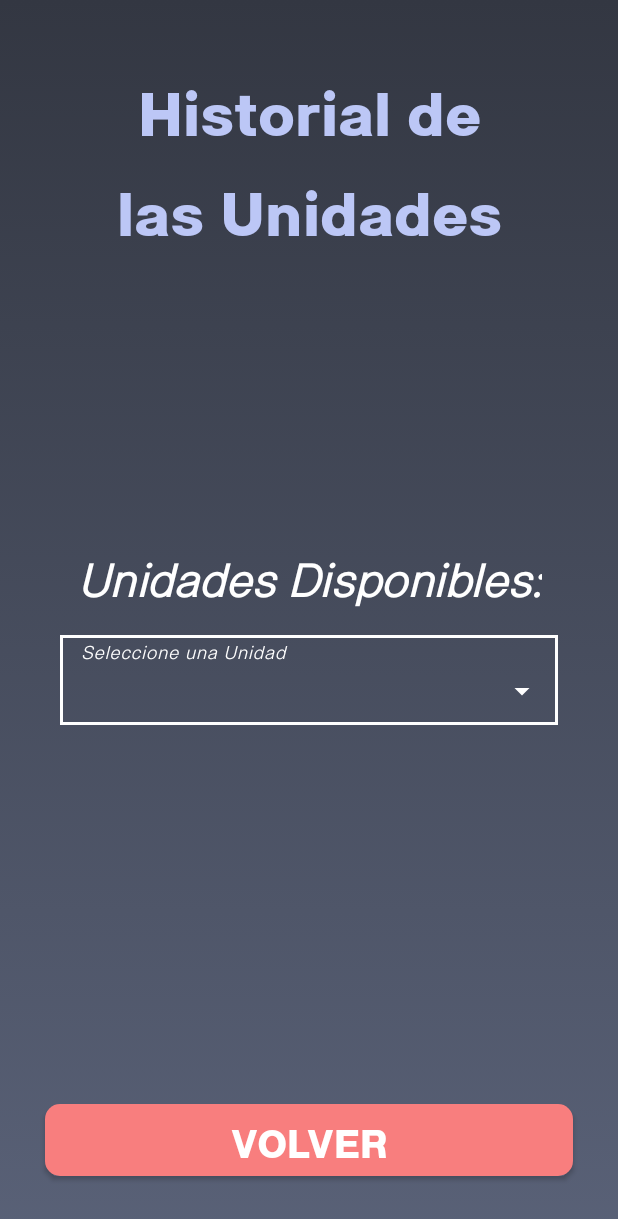
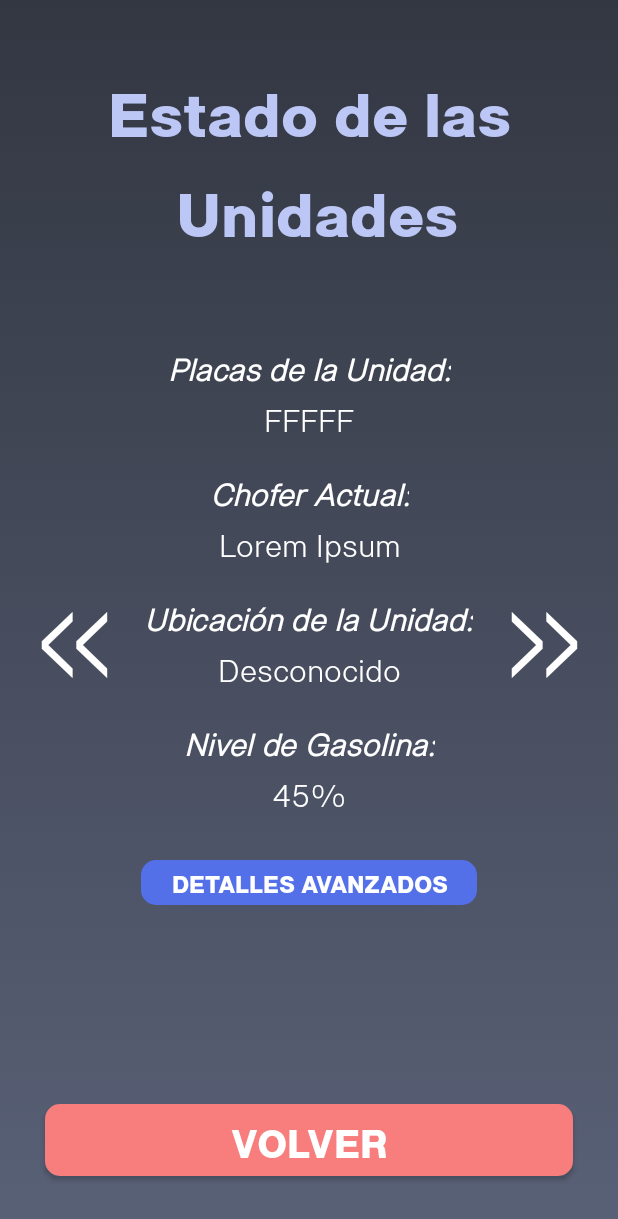
Before and after one commit to MoisesMoralesGtz/PIA-MOVILES2023, an Android app: the screen it shows after launch (historial_unidades before the commit, estado_unidades after it), on a phone screen of 412 x 824 dp. Shown: the top 1219 px of the screen. Run offline under Robolectric (Android 15) with nearby library versions, the phone set to English and light mode, and no system bars.

Commit message:
Front - Unit State Screen

```diff
--- a/app/src/main/AndroidManifest.xml
+++ b/app/src/main/AndroidManifest.xml
@@ -12,7 +12,7 @@
         android:theme="@style/Theme.AdministradorDeUnidadesMóvilesE2023"
         tools:targetApi="31">
         <activity
-            android:name=".historial_unidades"
+            android:name=".estado_unidades"
             android:exported="true">
             <intent-filter>
                 <action android:name="android.intent.action.MAIN" />
@@ -21,17 +21,26 @@
             </intent-filter>
 
         </activity>
+
+        <activity
+            android:name=".historial_unidades"
+            android:exported="true">
+        </activity>
+
         <activity
             android:name=".solicitudes_cuentas"
             android:exported="true">
+        </activity>
 
-        </activity>
         <activity
             android:name=".main_administrador"
-            android:exported="true"></activity>
+            android:exported="true">
+        </activity>
+
         <activity
             android:name=".nuevo_usuario"
             android:exported="true" />
+
         <activity
             android:name=".MainActivity"
             android:exported="true" />
--- /dev/null
+++ b/app/src/main/java/com/example/administradordeunidadesmviles_e2023/estado_unidades.kt
@@ -0,0 +1,11 @@
+package com.example.administradordeunidadesmviles_e2023
+
+import androidx.appcompat.app.AppCompatActivity
+import android.os.Bundle
+
+class estado_unidades : AppCompatActivity() {
+    override fun onCreate(savedInstanceState: Bundle?) {
+        super.onCreate(savedInstanceState)
+        setContentView(R.layout.activity_estado_unidades)
+    }
+}
--- /dev/null
+++ b/app/src/main/res/layout/activity_estado_unidades.xml
@@ -0,0 +1,218 @@
+<?xml version="1.0" encoding="utf-8"?>
+<androidx.constraintlayout.widget.ConstraintLayout xmlns:android="http://schemas.android.com/apk/res/android"
+    xmlns:app="http://schemas.android.com/apk/res-auto"
+    xmlns:tools="http://schemas.android.com/tools"
+    android:layout_width="match_parent"
+    android:layout_height="match_parent"
+    android:background="@drawable/fondo_pantallas"
+    tools:context=".estado_unidades">
+
+    <TextView
+        android:id="@+id/textView"
+        android:layout_width="wrap_content"
+        android:layout_height="wrap_content"
+        android:fontFamily="@font/sublima_bold"
+        android:text="Estado de las\n Unidades"
+        android:textAlignment="center"
+        android:textColor="@color/letrasColor"
+
+        android:textSize="40sp"
+        app:layout_constraintBottom_toBottomOf="parent"
+        app:layout_constraintEnd_toEndOf="parent"
+        app:layout_constraintStart_toStartOf="parent"
+        app:layout_constraintTop_toTopOf="parent"
+        app:layout_constraintVertical_bias="0.056" />
+
+    <TextView
+        android:id="@+id/lblPlacas"
+        android:layout_width="wrap_content"
+        android:layout_height="wrap_content"
+        android:fontFamily="@font/sublima_light"
+
+        android:text="@string/placas"
+        android:textAlignment="center"
+        android:textColor="@color/white"
+        android:textSize="20sp"
+        app:layout_constraintBottom_toTopOf="@+id/txtPlacas"
+        app:layout_constraintEnd_toEndOf="parent"
+        app:layout_constraintHorizontal_bias="0.501"
+        app:layout_constraintStart_toStartOf="parent" />
+
+
+    <TextView
+        android:id="@+id/txtPlacas"
+        android:layout_width="wrap_content"
+        android:layout_height="wrap_content"
+        android:layout_marginBottom="15dp"
+        android:fontFamily="@font/sublima_light"
+
+        android:text="FFFFF"
+        android:textAlignment="center"
+        android:textColor="@color/white"
+        android:textSize="20sp"
+        app:layout_constraintBottom_toTopOf="@+id/lblChofer"
+        app:layout_constraintEnd_toEndOf="parent"
+        app:layout_constraintStart_toStartOf="parent" />
+
+    <TextView
+        android:id="@+id/lblChofer"
+        android:layout_width="wrap_content"
+        android:layout_height="wrap_content"
+        android:fontFamily="@font/sublima_light"
+
+        android:text="@string/chofer"
+        android:textAlignment="center"
+        android:textColor="@color/white"
+        android:textSize="20sp"
+        app:layout_constraintBottom_toTopOf="@+id/txtChofer"
+        app:layout_constraintEnd_toEndOf="parent"
+        app:layout_constraintHorizontal_bias="0.501"
+        app:layout_constraintStart_toStartOf="parent" />
+
+    <TextView
+        android:id="@+id/txtChofer"
+        android:layout_width="wrap_content"
+        android:layout_height="wrap_content"
+        android:layout_marginBottom="15dp"
+        android:fontFamily="@font/sublima_light"
+
+        android:text="Lorem Ipsum"
+        android:textAlignment="center"
+        android:textColor="@color/white"
+        android:textSize="20sp"
+        app:layout_constraintBottom_toTopOf="@+id/lblUbicacion"
+        app:layout_constraintEnd_toEndOf="parent"
+        app:layout_constraintStart_toStartOf="parent" />
+
+    <TextView
+        android:id="@+id/lblUbicacion"
+        android:layout_width="wrap_content"
+        android:layout_height="wrap_content"
+        android:fontFamily="@font/sublima_light"
+        android:text="@string/ubicacion"
+
+        android:textAlignment="center"
+        android:textColor="@color/white"
+        android:textSize="20sp"
+        app:layout_constraintBottom_toBottomOf="parent"
+        app:layout_constraintEnd_toEndOf="parent"
+        app:layout_constraintHorizontal_bias="0.498"
+        app:layout_constraintStart_toStartOf="parent"
+        app:layout_constraintTop_toTopOf="parent"
+        app:layout_constraintVertical_bias="0.499" />
+
+    <TextView
+        android:id="@+id/txtUbicacion"
+        android:layout_width="wrap_content"
+        android:layout_height="wrap_content"
+
+        android:fontFamily="@font/sublima_light"
+        android:text="Desconocido"
+        android:textAlignment="center"
+        android:textColor="@color/white"
+        android:textSize="20sp"
+        app:layout_constraintEnd_toEndOf="parent"
+        app:layout_constraintStart_toStartOf="parent"
+        app:layout_constraintTop_toBottomOf="@+id/lblUbicacion" />
+
+    <TextView
+        android:id="@+id/lblGasolina"
+        android:layout_width="wrap_content"
+        android:layout_height="wrap_content"
+        android:layout_marginTop="15dp"
+
+        android:fontFamily="@font/sublima_light"
+        android:text="@string/gasolina"
+        android:textAlignment="center"
+        android:textColor="@color/white"
+        android:textSize="20sp"
+        app:layout_constraintEnd_toEndOf="parent"
+        app:layout_constraintStart_toStartOf="parent"
+        app:layout_constraintTop_toBottomOf="@+id/txtUbicacion" />
+
+    <TextView
+        android:id="@+id/txtGasolina"
+        android:layout_width="wrap_content"
+        android:layout_height="wrap_content"
+        android:fontFamily="@font/sublima_light"
+
+        android:text="45%"
+        android:textAlignment="center"
+        android:textColor="@color/white"
+        android:textSize="20sp"
+        app:layout_constraintEnd_toEndOf="parent"
+        app:layout_constraintStart_toStartOf="parent"
+        app:layout_constraintTop_toBottomOf="@+id/lblGasolina" />
+
+    <Button
+        android:id="@+id/btnDetalles"
+        android:layout_width="wrap_content"
+
+        android:layout_height="30dp"
+        android:layout_marginTop="28dp"
+
+        android:background="@drawable/btn_continuar"
+        android:fontFamily="@font/sublima_bold"
+        android:paddingHorizontal="20sp"
+        android:text="Detalles Avanzados"
+        android:textColor="@drawable/btn_continuar_texto"
+        android:textSize="15sp"
+        app:layout_constraintEnd_toEndOf="parent"
+        app:layout_constraintStart_toStartOf="parent"
+        app:layout_constraintTop_toBottomOf="@+id/txtGasolina" />
+
+    <Button
+        android:id="@+id/anterior"
+        android:layout_width="wrap_content"
+        android:layout_height="wrap_content"
+        android:layout_marginStart="5dp"
+        android:background="@null"
+        android:fontFamily="@font/sublima_light"
+        android:text="«"
+        android:textAlignment="center"
+        android:textAllCaps="false"
+        android:textColor="@drawable/pseudo_hiperlink"
+        android:textSize="80sp"
+        app:layout_constraintBottom_toBottomOf="parent"
+        app:layout_constraintEnd_toStartOf="@+id/lblUbicacion"
+        app:layout_constraintHorizontal_bias="0.0"
+        app:layout_constraintStart_toStartOf="parent"
+        app:layout_constraintTop_toTopOf="parent" />
+
+    <Button
+        android:id="@+id/siguiente"
+        android:layout_width="wrap_content"
+        android:layout_height="wrap_content"
+        android:background="@null"
+        android:fontFamily="@font/sublima_light"
+        android:text="»"
+        android:textAlignment="center"
+        android:textAllCaps="false"
+        android:textColor="@drawable/pseudo_hiperlink"
+        android:textSize="80sp"
+        android:layout_marginEnd="5dp"
+
+        app:layout_constraintBottom_toBottomOf="parent"
+        app:layout_constraintEnd_toEndOf="parent"
+        app:layout_constraintHorizontal_bias="1.0"
+        app:layout_constraintStart_toEndOf="@+id/lblUbicacion"
+        app:layout_constraintTop_toTopOf="parent" />
+
+    <Button
+        android:id="@+id/btnVolver"
+        android:layout_width="match_parent"
+
+        android:layout_height="wrap_content"
+        android:layout_marginStart="30dp"
+        android:layout_marginEnd="30dp"
+        android:layout_marginBottom="40dp"
+        android:background="@drawable/btn_regresar"
+        android:fontFamily="@font/sublima_bold"
+
+        android:text="Volver"
+        android:textColor="@drawable/btn_regresar_texto"
+        android:textSize="25sp"
+        app:layout_constraintBottom_toBottomOf="parent"
+        app:layout_constraintStart_toStartOf="parent" />
+
+</androidx.constraintlayout.widget.ConstraintLayout>
--- a/app/src/main/res/values/strings.xml
+++ b/app/src/main/res/values/strings.xml
@@ -8,4 +8,11 @@
     <string name="dropDownSelect"><i>Seleccione una cuenta</i></string>
     <string name="dropDownSelectUnidad"><i>Seleccione una Unidad</i></string>
 
+
+    <!-- Estado Unidades-->
+    <string name="placas"><i><b>Placas de la Unidad:</b></i></string>
+    <string name="chofer"><i><b>Chofer Actual:</b></i></string>
+    <string name="ubicacion"><i><b>Ubicación de la Unidad:</b></i></string>
+    <string name="gasolina"><i><b>Nivel de Gasolina:</b></i></string>
+
 </resources>
```
